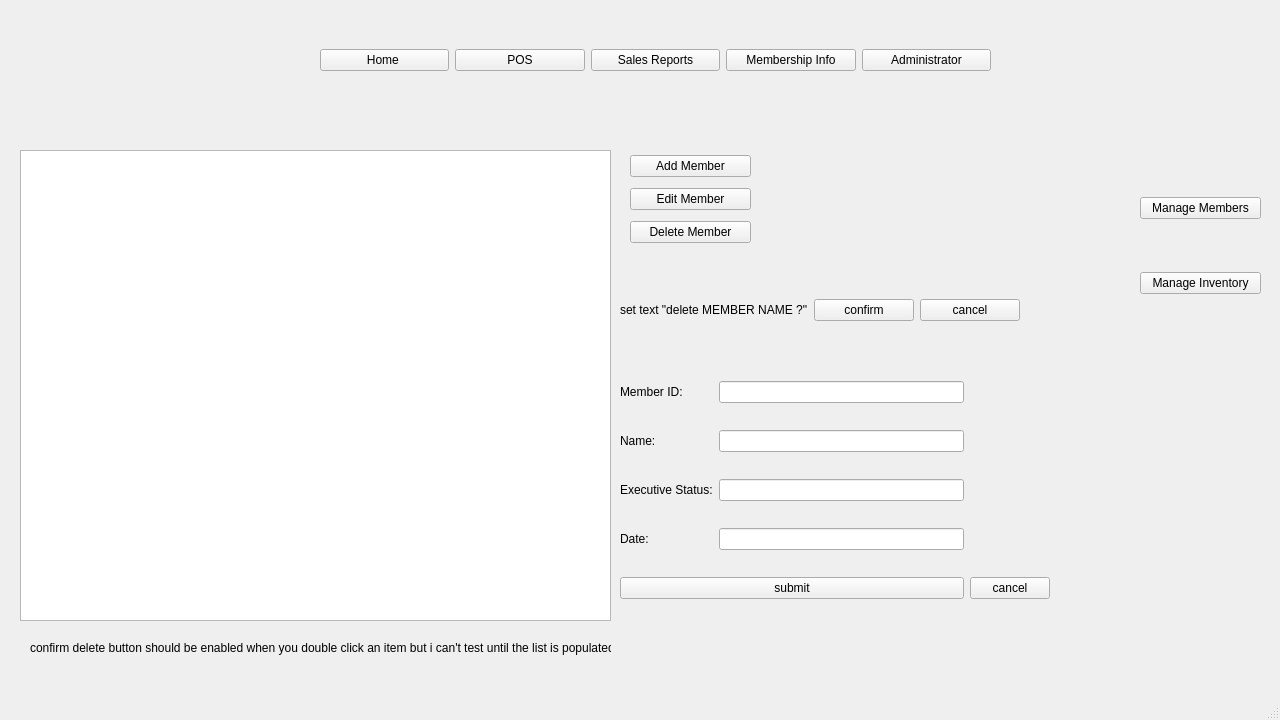
Above: mainwindow.ui from Big-Dogs/Bulk-Club-Project before the change. Below: the same form after it.
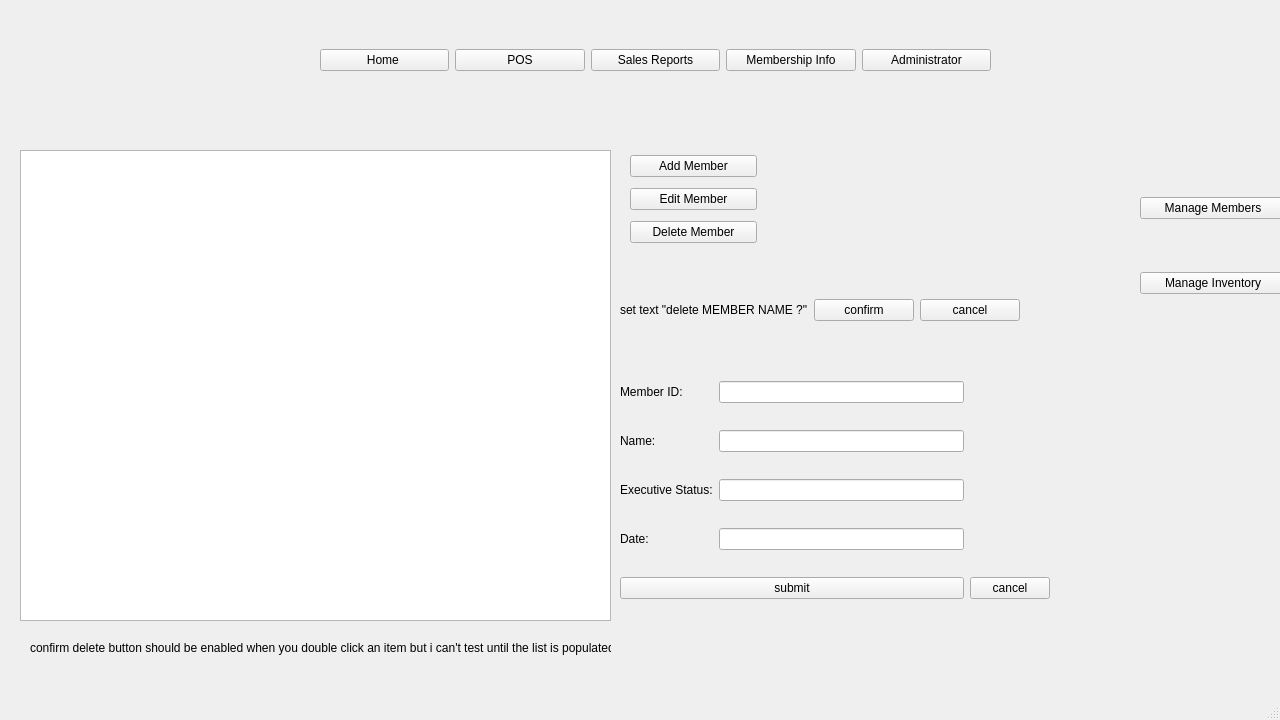
That is the form after the change. The open tabs and pages were chosen to show the change.

Diff of the .ui file:
```diff
--- a/mainwindow.ui
+++ b/mainwindow.ui
@@ -531,7 +531,7 @@
          <rect>
           <x>630</x>
           <y>30</y>
-          <width>121</width>
+          <width>127</width>
           <height>98</height>
          </rect>
         </property>
@@ -825,7 +825,7 @@
        <rect>
         <x>1140</x>
         <y>30</y>
-        <width>121</width>
+        <width>146</width>
         <height>191</height>
        </rect>
       </property>
```
Left out of the diff: 10 changed lines with no effect on the pictures.
